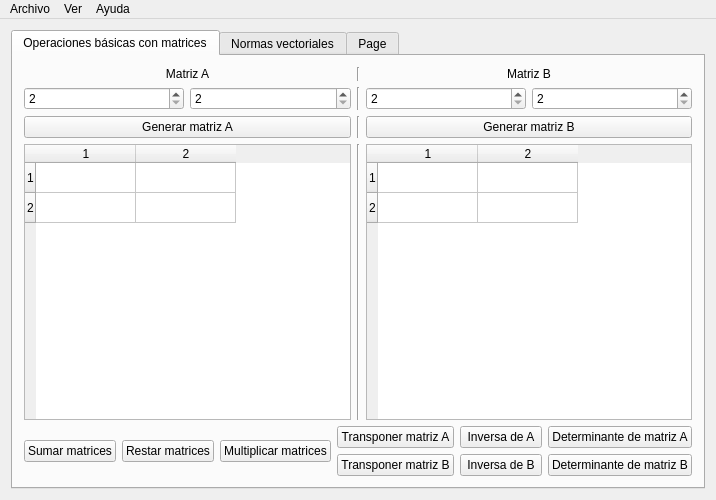
This is Matrices/mainwindow.ui in frank101m/Matrices as Qt 5 draws it before an edit. The edited form follows.
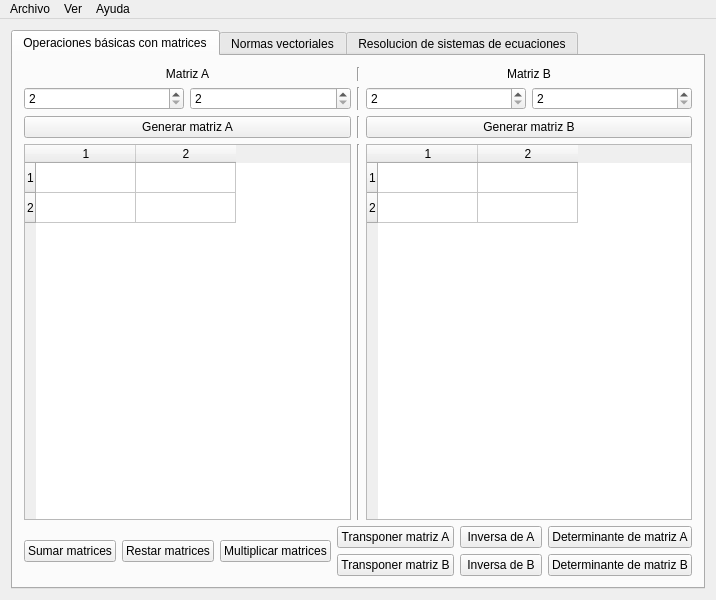
This is the edited form. The open tabs and pages were chosen to show the change.

Commit message: Changed some  a e s t h e t i c  elements

What changed in the file:
```diff
--- a/Matrices/mainwindow.ui
+++ b/Matrices/mainwindow.ui
@@ -7,7 +7,7 @@
     <x>0</x>
     <y>0</y>
     <width>716</width>
-    <height>500</height>
+    <height>600</height>
    </rect>
   </property>
   <property name="windowTitle">
@@ -157,6 +157,12 @@
             </property>
             <item>
              <widget class="QTableWidget" name="tableWidget">
+              <property name="minimumSize">
+               <size>
+                <width>0</width>
+                <height>200</height>
+               </size>
+              </property>
               <row>
                <property name="text">
                 <string>1</string>
@@ -188,6 +194,12 @@
             </item>
             <item>
              <widget class="QTableWidget" name="tableWidget_2">
+              <property name="minimumSize">
+               <size>
+                <width>0</width>
+                <height>200</height>
+               </size>
+              </property>
               <row>
                <property name="text">
                 <string>1</string>
@@ -476,7 +488,7 @@
         </widget>
         <widget class="QWidget" name="tab">
          <attribute name="title">
-          <string>Page</string>
+          <string>Resolucion de sistemas de ecuaciones</string>
          </attribute>
          <widget class="QPushButton" name="pushButton_6">
           <property name="geometry">
```
Left out of the diff: 4 changed lines with no effect on the pictures. The commit also changes 2 other files.
